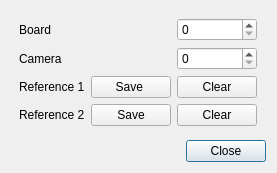
Qt form escam/dialogreferencemeasurement.ui (Entwicklungsburo-Stresing/EBST_CAM) before a commit.
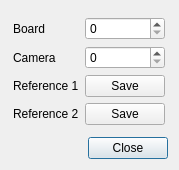
The same form after that commit.

Commit message:
Improve reference measurement
Improve reference measurement to allow 2 references per board per camera at the same time

The edit to the form file:
```diff
--- a/escam/dialogreferencemeasurement.ui
+++ b/escam/dialogreferencemeasurement.ui
@@ -6,8 +6,8 @@
    <rect>
     <x>0</x>
     <y>0</y>
-    <width>277</width>
-    <height>173</height>
+    <width>179</width>
+    <height>170</height>
    </rect>
   </property>
   <property name="windowTitle">
@@ -50,11 +50,17 @@
    <item row="1" column="0">
     <layout class="QGridLayout" name="gridLayout">
      <item row="2" column="3">
-      <widget class="QPushButton" name="pushButtonClearReference1">
-       <property name="text">
-        <string>Clear</string>
+      <spacer name="horizontalSpacer_2">
+       <property name="orientation">
+        <enum>Qt::Orientation::Horizontal</enum>
        </property>
-      </widget>
+       <property name="sizeHint" stdset="0">
+        <size>
+         <width>40</width>
+         <height>20</height>
+        </size>
+       </property>
+      </spacer>
      </item>
      <item row="1" column="1">
       <widget class="QLabel" name="labelCamera">
@@ -63,17 +69,10 @@
        </property>
       </widget>
      </item>
-     <item row="2" column="1">
-      <widget class="QLabel" name="labelReference1">
+     <item row="0" column="1">
+      <widget class="QLabel" name="labelBoard">
        <property name="text">
-        <string>Reference 1</string>
-       </property>
-      </widget>
-     </item>
-     <item row="3" column="3">
-      <widget class="QPushButton" name="pushButtonClearReference2">
-       <property name="text">
-        <string>Clear</string>
+        <string>Board</string>
        </property>
       </widget>
      </item>
@@ -84,32 +83,11 @@
        </property>
       </widget>
      </item>
-     <item row="3" column="2">
-      <widget class="QPushButton" name="pushButtonSaveReference2">
-       <property name="text">
-        <string>Save</string>
-       </property>
-      </widget>
+     <item row="1" column="2">
+      <widget class="QSpinBox" name="spinBoxCamera"/>
      </item>
-     <item row="2" column="2">
-      <widget class="QPushButton" name="pushButtonSaveReference1">
-       <property name="text">
-        <string>Save </string>
-       </property>
-      </widget>
-     </item>
-     <item row="2" column="4">
-      <spacer name="horizontalSpacer_2">
-       <property name="orientation">
-        <enum>Qt::Orientation::Horizontal</enum>
-       </property>
-       <property name="sizeHint" stdset="0">
-        <size>
-         <width>40</width>
-         <height>20</height>
-        </size>
-       </property>
-      </spacer>
+     <item row="0" column="2">
+      <widget class="QSpinBox" name="spinBoxBoard"/>
      </item>
      <item row="2" column="0">
       <spacer name="horizontalSpacer">
@@ -124,18 +102,26 @@
        </property>
       </spacer>
      </item>
-     <item row="0" column="1">
-      <widget class="QLabel" name="labelBoard">
+     <item row="3" column="2">
+      <widget class="QPushButton" name="pushButtonHandleReference2">
        <property name="text">
-        <string>Board</string>
+        <string>Save</string>
        </property>
       </widget>
      </item>
-     <item row="0" column="3">
-      <widget class="QSpinBox" name="spinBoxBoard"/>
+     <item row="2" column="2">
+      <widget class="QPushButton" name="pushButtonHandleReference1">
+       <property name="text">
+        <string>Save</string>
+       </property>
+      </widget>
      </item>
-     <item row="1" column="3">
-      <widget class="QSpinBox" name="spinBoxCamera"/>
+     <item row="2" column="1">
+      <widget class="QLabel" name="labelReference1">
+       <property name="text">
+        <string>Reference 1</string>
+       </property>
+      </widget>
      </item>
     </layout>
    </item>
```
The commit also changes 3 other files.
